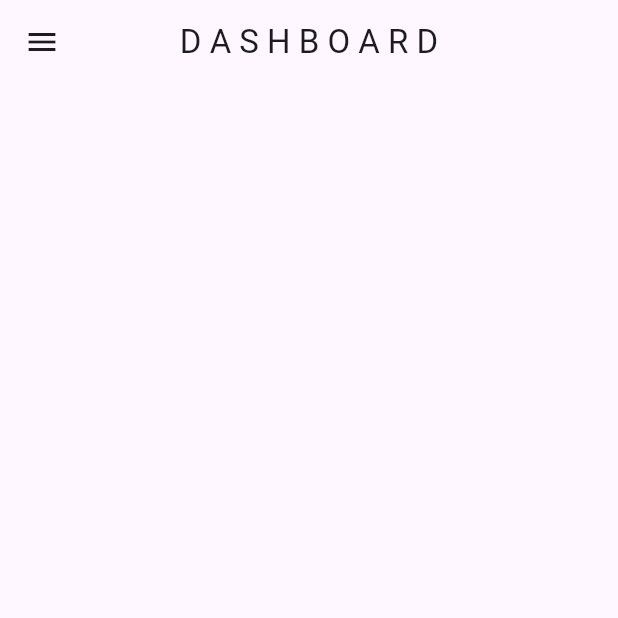
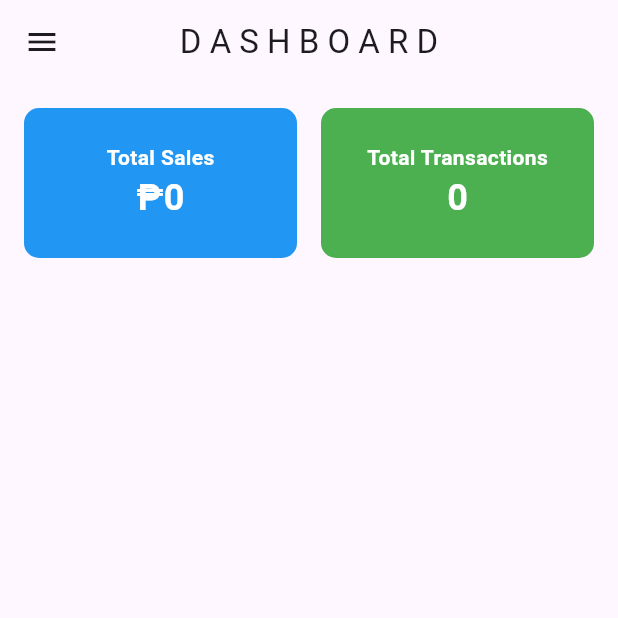
Before and after one commit to akalig/gpos_mobile, a Flutter app: the screen it shows after launch, after a tap on "Log In", on a phone screen of 412 x 824 dp, the top half of it. Run offline on Flutter 3.47's test engine with Material 3 defaults, Android fonts, the phone set to English and light mode, and no system bars; drawn by our look-alikes of fl_chart; our stand-ins replace image_picker, sqflite; missing offline and left inert: bluetooth_print; accounts and stored records are empty.

Commit message:
2024-05-02

```diff
--- /dev/null
+++ b/lib/charts/bar_chart.dart
@@ -0,0 +1,15 @@
+import 'package:flutter/material.dart';
+
+class BarChart extends StatefulWidget {
+  const BarChart({super.key});
+
+  @override
+  State<BarChart> createState() => _BarChartState();
+}
+
+class _BarChartState extends State<BarChart> {
+  @override
+  Widget build(BuildContext context) {
+    return const Placeholder();
+  }
+}
--- /dev/null
+++ b/lib/charts/pie_chart.dart
@@ -0,0 +1,136 @@
+import 'dart:async';
+import 'dart:math';
+import 'package:flutter/material.dart';
+import 'package:fl_chart/fl_chart.dart';
+import '../database/database_helper.dart';
+
+class PieChartWidget extends StatefulWidget {
+  const PieChartWidget({Key? key}) : super(key: key);
+
+  @override
+  _PieChartWidgetState createState() => _PieChartWidgetState();
+}
+
+class _PieChartWidgetState extends State<PieChartWidget> {
+  late Future<List<Map<String, dynamic>>> _salesData;
+  late Map<String, Color> _colorMap = {}; // Initialize color map with an empty map
+
+  @override
+  void initState() {
+    super.initState();
+    _salesData = SQLHelper.getSalesProductCountWithDescription();
+  }
+
+  @override
+  Widget build(BuildContext context) {
+    return Column(
+      children: [
+        Container(
+          width: MediaQuery.of(context).size.width * 0.9,
+          height: MediaQuery.of(context).size.height * 0.3,
+          child: FutureBuilder<List<Map<String, dynamic>>>(
+            future: _salesData,
+            builder: (context, snapshot) {
+              if (snapshot.connectionState == ConnectionState.waiting) {
+                return const Center(child: CircularProgressIndicator());
+              } else if (snapshot.hasError) {
+                return Center(child: Text('Error: ${snapshot.error}'));
+              } else {
+                // Process the retrieved data and update the PieChart
+                final salesData = snapshot.data!;
+                return _buildPieChart(salesData);
+              }
+            },
+          ),
+        ),
+
+        const SizedBox(height: 20),
+
+        // Label for Pie Chart
+        Container(
+          height: MediaQuery.of(context).size.height * 0.5, // Set a fixed height
+          child: FutureBuilder<List<Map<String, dynamic>>>(
+            future: _salesData,
+            builder: (context, snapshot) {
+              if (snapshot.connectionState == ConnectionState.waiting) {
+                return const Center(child: CircularProgressIndicator());
+              } else if (snapshot.hasError) {
+                return Center(child: Text('Error: ${snapshot.error}'));
+              } else {
+                final salesData = snapshot.data!;
+                return ListView.builder(
+                  itemCount: salesData.length,
+                  itemBuilder: (context, index) {
+                    final description = salesData[index]['description'] as String;
+                    final color = _getColorForProduct(description); // Get color from map
+                    return _buildLabel(description, color);
+                  },
+                );
+              }
+            },
+          ),
+        ),
+      ],
+    );
+  }
+
+  Widget _buildLabel(String productName, Color color) {
+    return Padding(
+      padding: const EdgeInsets.symmetric(horizontal: 16.0),
+      child: Row(
+        children: [
+          Container(
+            width: 20,
+            height: 20,
+            color: color,
+          ),
+          const SizedBox(width: 8),
+          Text(productName),
+        ],
+      ),
+    );
+  }
+
+  Color _getColorForProduct(String productName) {
+    // Check if color is already assigned to the product, if not generate and assign a new color
+    if (!_colorMap.containsKey(productName)) {
+      _colorMap[productName] = _getRandomColor();
+    }
+    return _colorMap[productName]!;
+  }
+
+  Widget _buildPieChart(List<Map<String, dynamic>> salesData) {
+    final List<PieChartSectionData> sections = [];
+
+    // Process the sales data to create PieChartSectionData
+    for (final sale in salesData) {
+      final int count = sale['count'];
+      final description = sale['description'] as String;
+      final color = _getColorForProduct(description); // Get color from map
+
+      final section = PieChartSectionData(
+        value: count.toDouble(),
+        title: '$count', // Include count in the title
+        showTitle: true, // Show the title
+        radius: 70,
+        color: color,
+        titleStyle: const TextStyle(
+          fontSize: 16, // Adjust the font size as needed
+          fontWeight: FontWeight.bold, // Add bold font weight
+          color: Colors.white, // Set the text color
+        ),
+      );
+      sections.add(section);
+    }
+
+    return PieChart(
+      PieChartData(
+        sections: sections,
+      ),
+    );
+  }
+
+  Color _getRandomColor() {
+    return Color((Random().nextDouble() * 0xFFFFFF).toInt()).withOpacity(1.0);
+  }
+}
--- a/lib/database/database_helper.dart
+++ b/lib/database/database_helper.dart
@@ -1,5 +1,6 @@
 import 'package:flutter/foundation.dart';
 import 'package:sqflite/sqflite.dart' as sql;
+import 'package:intl/intl.dart';
 
 class SQLHelper {
   /** --------------------------------------------------------------------------------------- **/
@@ -551,6 +552,24 @@ class SQLHelper {
         ORDER BY date;
     ''');
   }
+
+  static Future<List<Map<String, dynamic>>> getDailySalesAndTransactionData() async {
+    final db = await SQLHelper.db();
+    final todayFormatted = DateFormat('yyyy-MM-dd').format(DateTime.now());
+
+    // Query to sum total by date and return the date and total for each day
+    final results = await db.rawQuery('''
+    SELECT COUNT(id) AS transactions_count, SUM(total) AS total_sales
+    FROM sales_headers
+    WHERE date(created_at) = '$todayFormatted';
+  ''');
+
+    print('SQL query result: $results');
+
+    return results;
+  }
+
+
   /** --------------------------------------------------------------------------------------- **/
   /** -------------------------------SALES DETAILS QUERIES----------------------------------- **/
   /** --------------------------------------------------------------------------------------- **/
--- a/lib/responsive/mobile_pages/mobile_dashboard.dart
+++ b/lib/responsive/mobile_pages/mobile_dashboard.dart
@@ -1,9 +1,8 @@
-import 'dart:async';
-import 'dart:math';
 import 'package:flutter/material.dart';
-import 'package:fl_chart/fl_chart.dart';
+import '../../charts/pie_chart.dart';
+import '../../sidebar_menu/sidebar_menu.dart';
 import '../../database/database_helper.dart';
-import '../../sidebar_menu/sidebar_menu.dart';
+import 'package:intl/intl.dart';
 
 class MobileDashboard extends StatefulWidget {
   const MobileDashboard({Key? key}) : super(key: key);
@@ -13,13 +12,22 @@ class MobileDashboard extends StatefulWidget {
 }
 
 class _MobileDashboardState extends State<MobileDashboard> {
-  late Future<List<Map<String, dynamic>>> _salesData;
-  late Map<String, Color> _colorMap = {}; // Initialize color map with an empty map
+  List<Map<String, dynamic>> _dailySalesData = [];
+
+  bool _isLoading = true;
+
+  void _refreshSalesHeaders() async {
+    final data = await SQLHelper.getSalesHeaders();
+    setState(() {
+      _dailySalesData = data;
+      _isLoading = false;
+    });
+  }
 
   @override
   void initState() {
     super.initState();
-    _salesData = SQLHelper.getSalesProductCountWithDescription();
+    _refreshSalesHeaders();
   }
 
   @override
@@ -28,7 +36,6 @@ class _MobileDashboardState extends State<MobileDashboard> {
       appBar: AppBar(
         title: const Text('D A S H B O A R D'),
         centerTitle: true,
-        // Add hamburger icon to open the drawer
         leading: Builder(
           builder: (context) => IconButton(
             icon: const Icon(Icons.menu),
@@ -38,118 +45,122 @@ class _MobileDashboardState extends State<MobileDashboard> {
           ),
         ),
       ),
-      body: Padding(
+      body: SingleChildScrollView(
+        child: Padding(
           padding: const EdgeInsets.all(8.0),
           child: Column(
             children: [
-            Container(
-              width: MediaQuery.of(context).size.width * 0.9,
-              height: MediaQuery.of(context).size.height * 0.3,
-              child: FutureBuilder<List<Map<String, dynamic>>>(
-                future: _salesData,
+              Row(
+                mainAxisAlignment: MainAxisAlignment.center,
+                children: [
+                  Expanded(
+                    child: Container(
+                      height: 100,
+                      decoration: BoxDecoration(
+                        color: Colors.blue,
+                        borderRadius: BorderRadius.circular(10),
+                      ),
+                      padding: const EdgeInsets.all(20),
+                      margin: const EdgeInsets.all(8),
+                      child: Column(
+                        mainAxisAlignment: MainAxisAlignment.center,
+                        children: [
+                          const Text(
+                            'Total Sales',
+                            style: TextStyle(
+                              color: Colors.white,
+                              fontSize: 14,
+                              fontWeight: FontWeight.bold,
+                            ),
+                          ),
+                          FutureBuilder<List<Map<String, dynamic>>>(
+                            future: Future.value(_dailySalesData),
                             builder: (context, snapshot) {
                               if (snapshot.connectionState == ConnectionState.waiting) {
-                    return const Center(child: CircularProgressIndicator());
+                                return const CircularProgressIndicator(color: Colors.white);
                               } else if (snapshot.hasError) {
-                    return Center(child: Text('Error: ${snapshot.error}'));
+                                return Text(
+                                  'Error: ${snapshot.error}',
+                                  style: const TextStyle(color: Colors.white),
+                                );
                               } else {
-                    // Process the retrieved data and update the PieChart
-                    final salesData = snapshot.data!;
-                    return _buildPieChart(salesData);
-                  }
-                },
+                                final data = snapshot.data!;
+                                final totalSales = data.isNotEmpty ? data.first['total_sales'] ?? 0 : 0; // Corrected column name
+                                return Text(
+                                  '\₱$totalSales',
+                                  style: const TextStyle(
+                                    color: Colors.white,
+                                    fontSize: 24,
+                                    fontWeight: FontWeight.bold,
                                   ),
-            ),
-            const SizedBox(height: 20),
-            // Label for Pie Chart
-            Expanded(
-              child: FutureBuilder<List<Map<String, dynamic>>>(
-                future: _salesData,
-                builder: (context, snapshot) {
-                  if (snapshot.connectionState == ConnectionState.waiting) {
-                    return Center(child: CircularProgressIndicator());
-                  } else if (snapshot.hasError) {
-                    return Center(child: Text('Error: ${snapshot.error}'));
-                  } else {
-                    final salesData = snapshot.data!;
-                    return ListView.builder(
-                      itemCount: salesData.length,
-                      itemBuilder: (context, index) {
-                        final description = salesData[index]['description'] as String;
-                        final color = _getColorForProduct(description); // Get color from map
-                        return _buildLabel(description, color);
-                      },
                                 );
                               }
                             },
                           ),
+
+                        ],
+                      ),
+                    ),
+                  ),
+                  Expanded(
+                    child: Container(
+                      height: 100,
+                      decoration: BoxDecoration(
+                        color: Colors.green,
+                        borderRadius: BorderRadius.circular(10),
+                      ),
+                      padding: const EdgeInsets.all(20),
+                      margin: const EdgeInsets.all(8),
+                      child: Column(
+                        mainAxisAlignment: MainAxisAlignment.center,
+                        children: [
+                          const Text(
+                            'Total Transactions',
+                            style: TextStyle(
+                              color: Colors.white,
+                              fontSize: 14,
+                              fontWeight: FontWeight.bold,
+                            ),
+                          ),
+                          FutureBuilder<List<Map<String, dynamic>>>(
+                            future: Future.value(_dailySalesData),
+                            builder: (context, snapshot) {
+                              if (snapshot.connectionState == ConnectionState.waiting) {
+                                return const CircularProgressIndicator(color: Colors.white);
+                              } else if (snapshot.hasError) {
+                                return Text(
+                                  'Error: ${snapshot.error}',
+                                  style: const TextStyle(color: Colors.white),
+                                );
+                              } else {
+                                final data = snapshot.data!;
+                                final totalTransactions = data.isNotEmpty ? data.first['transactions_count'] ?? 0 : 0; // Corrected column name
+                                return Text(
+                                  '$totalTransactions',
+                                  style: const TextStyle(
+                                    color: Colors.white,
+                                    fontSize: 24,
+                                    fontWeight: FontWeight.bold,
+                                  ),
+                                );
+                              }
+                            },
+                          ),
+
+                        ],
+                      ),
+                    ),
                   ),
                 ],
               ),
+              const SizedBox(height: 20),
+              const PieChartWidget(),
+              const SizedBox(height: 20),
+            ],
           ),
-      // Use SidebarMenu widget as the drawer
+        ),
+      ),
       drawer: const SidebarMenu(),
     );
   }
-
-  Color _getColorForProduct(String productName) {
-    // Check if color is already assigned to the product, if not generate and assign a new color
-    if (!_colorMap.containsKey(productName)) {
-      _colorMap[productName] = _getRandomColor();
 }
-    return _colorMap[productName]!;
-  }
-
-  Widget _buildLabel(String productName, Color color) {
-    return Padding(
-      padding: const EdgeInsets.symmetric(horizontal: 16.0),
-      child: Row(
-        children: [
-          Container(
-            width: 20,
-            height: 20,
-            color: color,
-          ),
-          const SizedBox(width: 8),
-          Text(productName),
-        ],
-      ),
-    );
-  }
-
-  Widget _buildPieChart(List<Map<String, dynamic>> salesData) {
-    final List<PieChartSectionData> sections = [];
-
-    // Process the sales data to create PieChartSectionData
-    for (final sale in salesData) {
-      final int count = sale['count'];
-      final description = sale['description'] as String;
-      final color = _getColorForProduct(description); // Get color from map
-
-      final section = PieChartSectionData(
-        value: count.toDouble(),
-        title: '$count', // Include count in the title
-        showTitle: true, // Show the title
-        radius: 70,
-        color: color,
-        titleStyle: const TextStyle(
-          fontSize: 16, // Adjust the font size as needed
-          fontWeight: FontWeight.bold, // Add bold font weight
-          color: Colors.white, // Set the text color
-        ),
-      );
-      sections.add(section);
-    }
-
-    return PieChart(
-      PieChartData(
-        sections: sections,
-      ),
-    );
-  }
-
-
-  Color _getRandomColor() {
-    return Color((Random().nextDouble() * 0xFFFFFF).toInt()).withOpacity(1.0);
-  }
-}
```
Lines whose indentation alone changed are shown as unchanged.
